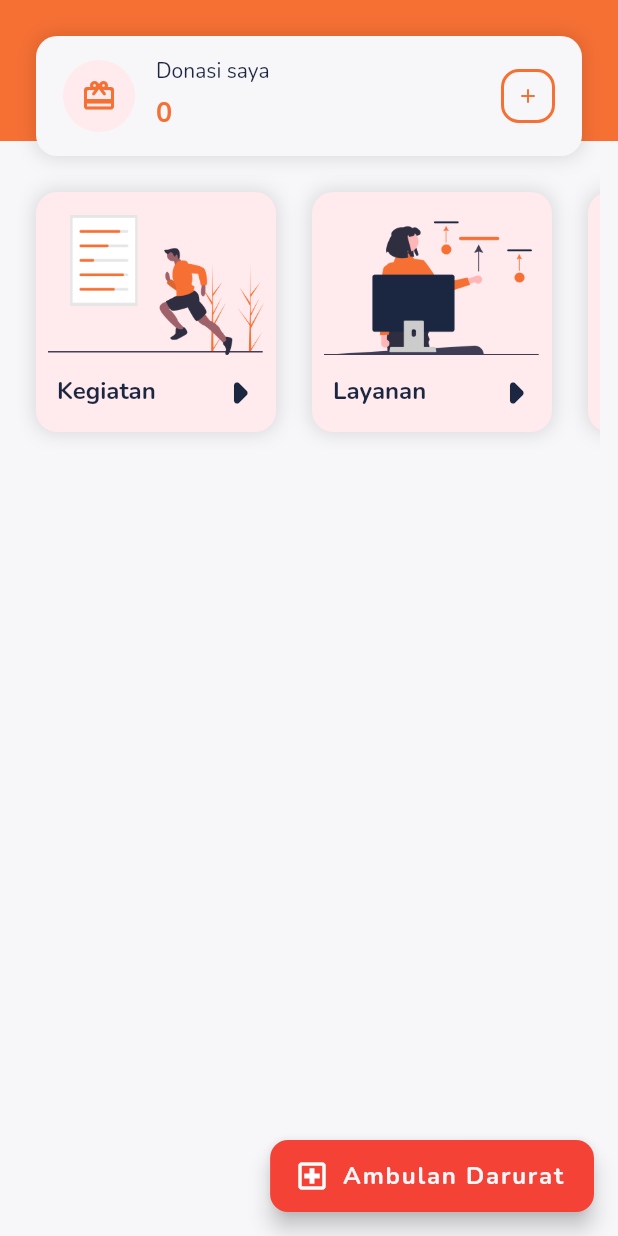
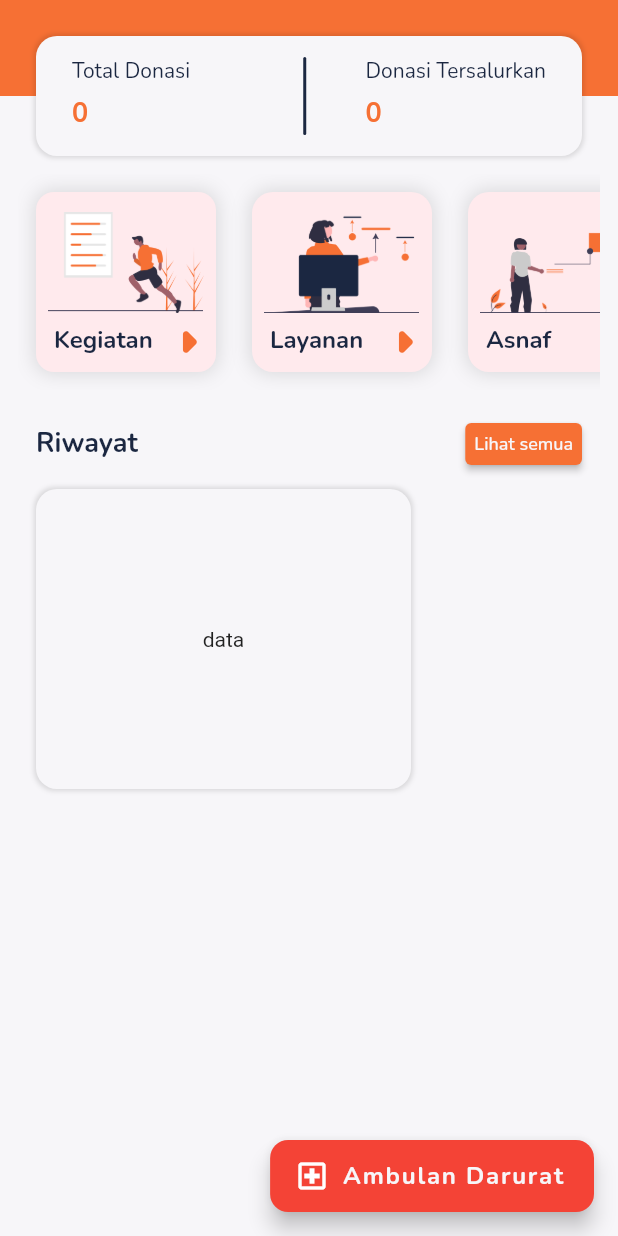
Before and after one commit to sahabatLaode/lazis, a Flutter app: the UserHome screen opened directly, on a phone screen of 412 x 824 dp. Run offline on Flutter 3.47's test engine with Material 2 defaults, Android fonts, the phone set to English and light mode, and no system bars; our stand-ins replace dropdown_search, google_fonts, google_nav_bar.

Commit message:
menambahkan widget informasi lain

```diff
--- a/lazismu redesign/lib/pages/home_page.dart
+++ b/lazismu redesign/lib/pages/home_page.dart
@@ -27,14 +27,15 @@ class _UserHomeState extends State<UserHome> {
         shape: RoundedRectangleBorder(
           borderRadius: BorderRadius.circular(12),
         ),
-        icon: Icon(Icons.local_hospital_outlined),
+        icon: const Icon(Icons.local_hospital_outlined),
         backgroundColor: kRedColor,
       ),
       body: ListView(
-        padding: EdgeInsets.only(bottom: 80),
+        // padding: const EdgeInsets.only(bottom: 80),
         children: [
           donasiSaya(),
           informasi(),
+          informasiLain(),
         ],
       ),
     );
@@ -43,15 +44,16 @@ class _UserHomeState extends State<UserHome> {
   Widget donasiSaya() {
     return Stack(
       children: [
+        // BACKGROUND KUNING
         Container(
           // width: dou,
-          height: 94,
+          height: 64,
           color: kCrayolaColor,
         ),
         SafeArea(
           child: Container(
-            margin: EdgeInsets.only(left: 24, right: 24, top: 24),
-            padding: EdgeInsets.symmetric(vertical: 14, horizontal: 18),
+            margin: const EdgeInsets.only(left: 24, right: 24, top: 24),
+            padding: const EdgeInsets.symmetric(vertical: 14, horizontal: 24),
             height: 80,
             decoration: BoxDecoration(
               color: kCulturedColor,
@@ -59,7 +61,7 @@ class _UserHomeState extends State<UserHome> {
               boxShadow: const [
                 BoxShadow(
                   color: Colors.black12,
-                  blurRadius: 10,
+                  blurRadius: 2,
                   spreadRadius: 1,
                 ),
               ],
@@ -67,61 +69,52 @@ class _UserHomeState extends State<UserHome> {
             child: Row(
               mainAxisAlignment: MainAxisAlignment.spaceBetween,
               children: [
-                Row(
+                // TOTAL DONASI
+                Column(
+                  crossAxisAlignment: CrossAxisAlignment.start,
                   children: [
-                    // Icon donasi
-                    Container(
-                      margin: EdgeInsets.only(right: 14),
-                      width: 48,
-                      height: 48,
-                      decoration: BoxDecoration(
-                        borderRadius: BorderRadius.circular(99),
-                        color: kLavenderBlushColor,
+                    Text(
+                      'Total Donasi',
+                      style: yankeesStyle,
+                    ),
+                    const SizedBox(height: 6),
+                    Text(
+                      '0',
+                      style: crayolaStyle.copyWith(
+                        fontSize: 18,
+                        fontWeight: bold,
                       ),
-                      child: Icon(
-                        Icons.card_giftcard_rounded,
-                        color: kCrayolaColor,
-                      ),
-                    ),
-                    // Jumlah donasi
-                    Column(
-                      crossAxisAlignment: CrossAxisAlignment.start,
-                      children: [
-                        Text(
-                          'Donasi saya',
-                          style: yankeesStyle,
-                        ),
-                        SizedBox(height: 6),
-                        Text(
-                          '0',
-                          style: crayolaStyle.copyWith(
-                            fontSize: 18,
-                            fontWeight: bold,
-                          ),
-                        ),
-                      ],
                     ),
                   ],
                 ),
+
                 Container(
-                  width: 36,
-                  height: 36,
+                  margin: EdgeInsets.only(left: 36),
+                  width: 2,
+                  height: 70,
                   decoration: BoxDecoration(
-                    // color: kCrayolaColor,
-                    borderRadius: BorderRadius.circular(12),
-                    border: Border.all(
-                      width: 2,
-                      color: kCrayolaColor,
+                    color: kYankeesColor,
+                    borderRadius: BorderRadius.circular(99),
+                  ),
+                ),
+
+                // DONASI TERSALURKAN
+                Column(
+                  crossAxisAlignment: CrossAxisAlignment.start,
+                  children: [
+                    Text(
+                      'Donasi Tersalurkan',
+                      style: yankeesStyle,
                     ),
-                  ),
-                  child: IconButton(
-                    onPressed: () {},
-                    icon: Icon(
-                      Icons.add_rounded,
-                      color: kCrayolaColor,
-                      size: 16,
+                    const SizedBox(height: 6),
+                    Text(
+                      '0',
+                      style: crayolaStyle.copyWith(
+                        fontSize: 18,
+                        fontWeight: bold,
+                      ),
                     ),
-                  ),
+                  ],
                 ),
               ],
             ),
@@ -133,7 +126,7 @@ class _UserHomeState extends State<UserHome> {
 
   Widget informasi() {
     return Padding(
-      padding: EdgeInsets.symmetric(horizontal: 12, vertical: 12),
+      padding: const EdgeInsets.only(left: 12, right: 12, top: 12),
       child: SingleChildScrollView(
         scrollDirection: Axis.horizontal,
         child: Row(
@@ -142,8 +135,63 @@ class _UserHomeState extends State<UserHome> {
             Padding(
               padding: const EdgeInsets.all(12),
               child: Container(
-                width: 160,
-                height: 160,
+                width: 120,
+                height: 120,
+                decoration: BoxDecoration(
+                  color: kLavenderBlushColor,
+                  boxShadow: const [
+                    BoxShadow(
+                      color: Colors.black12,
+                      blurRadius: 10,
+                      spreadRadius: 1,
+                    ),
+                  ],
+                  borderRadius: BorderRadius.circular(12),
+                ),
+                child: Stack(
+                  children: [
+                    SizedBox(
+                      width: double.infinity,
+                      height: 94,
+                      child: IconButton(
+                        onPressed: () {
+                          Navigator.pushNamed(context, '/kegiatan');
+                        },
+                        icon: Image.asset('assets/image_kegiatan.png'),
+                      ),
+                    ),
+                    Container(
+                      margin: const EdgeInsets.only(left: 12, top: 88),
+                      child: Text(
+                        'Kegiatan',
+                        style: yankeesStyle.copyWith(
+                          fontSize: 16,
+                          fontWeight: bold,
+                        ),
+                      ),
+                    ),
+                    Container(
+                      margin: const EdgeInsets.only(left: 70, top: 68),
+                      child: IconButton(
+                        onPressed: () {
+                          Navigator.pushNamed(context, '/kegiatan');
+                        },
+                        icon: const Icon(Icons.arrow_right_rounded),
+                        iconSize: 48,
+                        color: kCrayolaColor,
+                      ),
+                    ),
+                  ],
+                ),
+              ),
+            ),
+
+            // INFORMASI LAYANAN
+            Padding(
+              padding: const EdgeInsets.all(12),
+              child: Container(
+                width: 120,
+                height: 120,
                 decoration: BoxDecoration(
                   color: kLavenderBlushColor,
                   boxShadow: const [
@@ -157,20 +205,20 @@ class _UserHomeState extends State<UserHome> {
                 ),
                 child: Stack(
                   children: [
-                    Container(
+                    SizedBox(
                       width: double.infinity,
-                      height: 124,
+                      height: 94,
                       child: IconButton(
                         onPressed: () {
-                          Navigator.pushNamed(context, '/kegiatan');
+                          Navigator.pushNamed(context, '/layanan');
                         },
-                        icon: Image.asset('assets/image_kegiatan.png'),
+                        icon: Image.asset('assets/image_layanan.png'),
                       ),
                     ),
                     Container(
-                      margin: EdgeInsets.only(left: 14, top: 122),
+                      margin: const EdgeInsets.only(left: 12, top: 88),
                       child: Text(
-                        'Kegiatan',
+                        'Layanan',
                         style: yankeesStyle.copyWith(
                           fontSize: 16,
                           fontWeight: bold,
@@ -178,14 +226,14 @@ class _UserHomeState extends State<UserHome> {
                       ),
                     ),
                     Container(
-                      margin: EdgeInsets.only(left: 104, top: 102),
+                      margin: const EdgeInsets.only(left: 70, top: 68),
                       child: IconButton(
                         onPressed: () {
-                          Navigator.pushNamed(context, '/kegiatan');
+                          Navigator.pushNamed(context, '/layanan');
                         },
-                        icon: Icon(Icons.arrow_right_rounded),
+                        icon: const Icon(Icons.arrow_right_rounded),
                         iconSize: 48,
-                        color: kYankeesColor,
+                        color: kCrayolaColor,
                       ),
                     ),
                   ],
@@ -193,12 +241,12 @@ class _UserHomeState extends State<UserHome> {
               ),
             ),
 
-            // INFORMASI LAYANAN
+            // INFORMASI ASNAF
             Padding(
               padding: const EdgeInsets.all(12),
               child: Container(
-                width: 160,
-                height: 160,
+                width: 120,
+                height: 120,
                 decoration: BoxDecoration(
                   color: kLavenderBlushColor,
                   boxShadow: const [
@@ -212,64 +260,9 @@ class _UserHomeState extends State<UserHome> {
                 ),
                 child: Stack(
                   children: [
-                    Container(
+                    SizedBox(
                       width: double.infinity,
-                      height: 124,
-                      child: IconButton(
-                        onPressed: () {
-                          Navigator.pushNamed(context, '/layanan');
-                        },
-                        icon: Image.asset('assets/image_layanan.png'),
-                      ),
-                    ),
-                    Container(
-                      margin: EdgeInsets.only(left: 14, top: 122),
-                      child: Text(
-                        'Layanan',
-                        style: yankeesStyle.copyWith(
-                          fontSize: 16,
-                          fontWeight: bold,
-                        ),
-                      ),
-                    ),
-                    Container(
-                      margin: EdgeInsets.only(left: 104, top: 102),
-                      child: IconButton(
-                        onPressed: () {
-                          Navigator.pushNamed(context, '/layanan');
-                        },
-                        icon: Icon(Icons.arrow_right_rounded),
-                        iconSize: 48,
-                        color: kYankeesColor,
-                      ),
-                    ),
-                  ],
-                ),
-              ),
-            ),
-
-            // INFORMASI ASNAF
-            Padding(
-              padding: const EdgeInsets.all(12),
-              child: Container(
-                width: 160,
-                height: 160,
-                decoration: BoxDecoration(
-                  color: kLavenderBlushColor,
-                  boxShadow: const [
-                    BoxShadow(
-                      color: Colors.black12,
-                      blurRadius: 10,
-                      spreadRadius: 1,
-                    ),
-                  ],
-                  borderRadius: BorderRadius.circular(14),
-                ),
-                child: Stack(
-                  children: [
-                    Container(
-                      width: double.infinity,
-                      height: 124,
+                      height: 94,
                       child: IconButton(
                         onPressed: () {
                           Navigator.pushNamed(context, '/asnaf');
@@ -278,7 +271,7 @@ class _UserHomeState extends State<UserHome> {
                       ),
                     ),
                     Container(
-                      margin: EdgeInsets.only(left: 14, top: 122),
+                      margin: const EdgeInsets.only(left: 12, top: 88),
                       child: Text(
                         'Asnaf',
                         style: yankeesStyle.copyWith(
@@ -288,14 +281,14 @@ class _UserHomeState extends State<UserHome> {
                       ),
                     ),
                     Container(
-                      margin: EdgeInsets.only(left: 104, top: 102),
+                      margin: const EdgeInsets.only(left: 70, top: 68),
                       child: IconButton(
                         onPressed: () {
                           Navigator.pushNamed(context, '/asnaf');
                         },
-                        icon: Icon(Icons.arrow_right_rounded),
+                        icon: const Icon(Icons.arrow_right_rounded),
                         iconSize: 48,
-                        color: kYankeesColor,
+                        color: kCrayolaColor,
                       ),
                     ),
                   ],
@@ -307,4 +300,75 @@ class _UserHomeState extends State<UserHome> {
       ),
     );
   }
+
+  Widget informasiLain() {
+    return Padding(
+      padding: const EdgeInsets.symmetric(horizontal: 24, vertical: 12),
+      child: Column(
+        crossAxisAlignment: CrossAxisAlignment.start,
+        children: [
+          Row(
+            children: [
+              // TITLE
+              Text(
+                'Riwayat',
+                style: yankeesStyle.copyWith(
+                  fontSize: 18,
+                  fontWeight: bold,
+                ),
+              ),
+              const Spacer(),
+
+              // BUTTON
+              ElevatedButton(
+                onPressed: () {},
+                style: ElevatedButton.styleFrom(
+                  backgroundColor: kCrayolaColor,
+                  padding: const EdgeInsets.all(6),
+                  minimumSize: const Size(12.0, 12.0),
+                  // shape: ,
+                ),
+                child: Text(
+                  'Lihat semua',
+                  style: culturedStyle.copyWith(
+                    fontSize: 12,
+                  ),
+                ),
+              ),
+            ],
+          ),
+          const SizedBox(height: 6),
+          SingleChildScrollView(
+            scrollDirection: Axis.horizontal,
+            child: Row(
+              children: [
+                Container(
+                  margin: EdgeInsets.only(right: 12),
+                  width: 250,
+                  height: 200,
+                  decoration: BoxDecoration(
+                    color: kCulturedColor,
+                    borderRadius: BorderRadius.circular(14),
+                    boxShadow: const [
+                      BoxShadow(
+                        color: Colors.black12,
+                        blurRadius: 2,
+                        spreadRadius: 1,
+                      ),
+                    ],
+                  ),
+                  child: Column(
+                    mainAxisAlignment: MainAxisAlignment.center,
+                    children: [
+                      Text('data'),
+                    ],
+                  ),
+                ),
+              ],
+            ),
+          ),
+        ],
+      ),
+    );
+  }
 }
--- a/lazismu redesign/lib/pages/lainnya_page.dart
+++ b/lazismu redesign/lib/pages/lainnya_page.dart
@@ -21,7 +21,9 @@ class UserLainnya extends StatelessWidget {
           ),
         ),
       ),
-      body: SafeArea(
+      body: ListView(
+        children: [
+          SafeArea(
             child: Column(
               crossAxisAlignment: CrossAxisAlignment.start,
               children: [
@@ -171,7 +173,8 @@ class UserLainnya extends StatelessWidget {
                               Container(
                                 margin: EdgeInsets.only(right: 24),
                                 width: 24,
-                            child: Image.asset('assets/icon_pengaturan.png'),
+                                child:
+                                    Image.asset('assets/icon_pengaturan.png'),
                               ),
                               Text(
                                 'Pengaturan',
@@ -264,8 +267,8 @@ class UserLainnya extends StatelessWidget {
                               Container(
                                 margin: EdgeInsets.only(right: 24),
                                 width: 24,
-                            child:
-                                Image.asset('assets/logo_lazismu_oranye.png'),
+                                child: Image.asset(
+                                    'assets/logo_lazismu_oranye.png'),
                               ),
                               Text(
                                 'Tentang LazisMu',
@@ -292,6 +295,8 @@ class UserLainnya extends StatelessWidget {
               ],
             ),
           ),
+        ],
+      ),
     );
   }
 }
```
Lines whose indentation alone changed are shown as unchanged.
